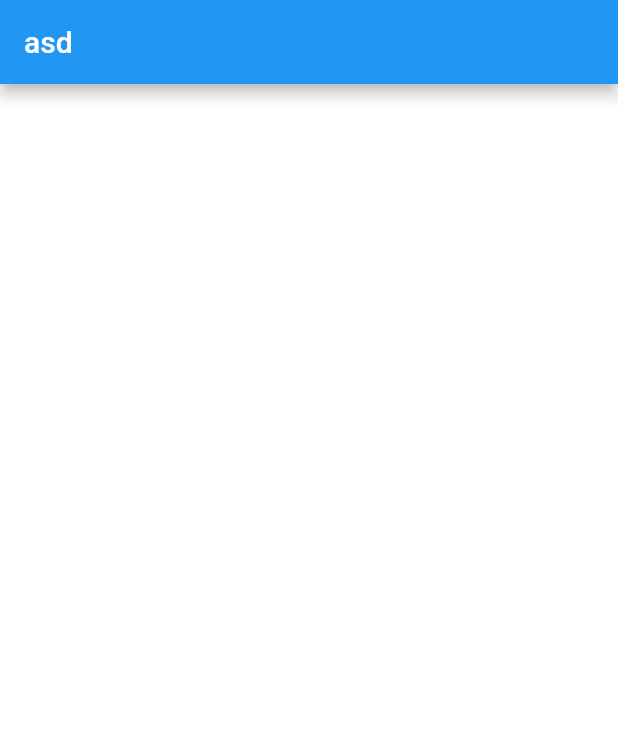
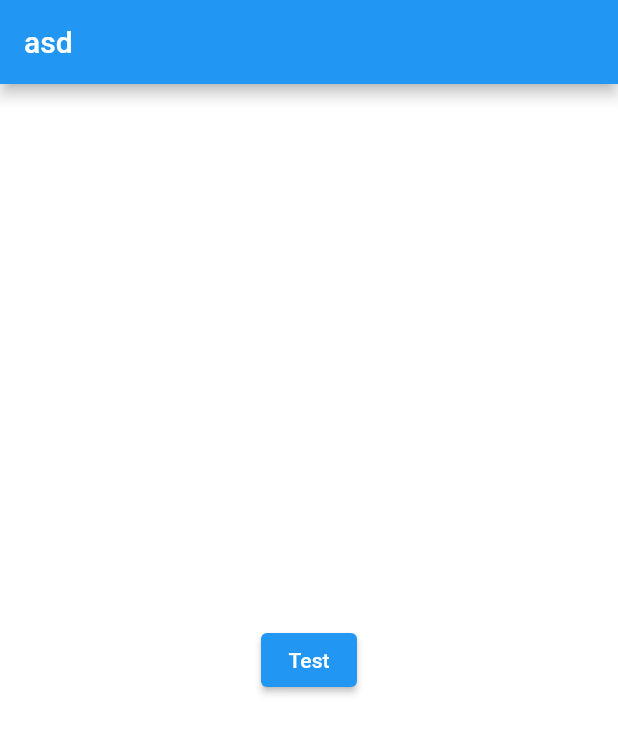
Before and after one commit to karim3487/mobile_app, a Flutter app: the screen it shows after launch, on a phone screen of 412 x 824 dp. Shown: the top 734 px of the screen. Run offline on Flutter 3.47's test engine with Material 2 defaults, Android fonts, the phone set to English and light mode, and no system bars; our stand-ins replace get, get_it, mobx; generated files the repository leaves out were written again; network calls fail.

```diff
--- a/lib/main.dart
+++ b/lib/main.dart
@@ -2,7 +2,10 @@ import 'package:flutter/material.dart';
 import 'package:get/get_navigation/src/root/get_material_app.dart';
 import 'package:mobile_app/pages/home_page.dart';
 
+import 'di/locator.dart';
+
 void main() {
+  setup();
   runApp(const MobileApp());
 }
 
--- a/lib/pages/ads_list.dart
+++ b/lib/pages/ads_list.dart
@@ -1,4 +1,7 @@
-import 'package:flutter/cupertino.dart';
+import 'package:flutter/material.dart';
+import 'package:mobile_app/stores/ad_store.dart';
+
+import '../di/locator.dart';
 
 class AdsList extends StatefulWidget {
   const AdsList({super.key});
@@ -8,8 +11,29 @@ class AdsList extends StatefulWidget {
 }
 
 class _AdsListState extends State<AdsList> {
+  final _adStore = getIt.get<AdStore>();
+
+  @override
+  void initState() {
+    getAds();
+    super.initState();
+  }
+
+  Future<void> getAds() async {
+    await _adStore.getAds();
+  }
+
   @override
   Widget build(BuildContext context) {
-    return Container();
+    return Container(
+      child: Center(
+          child: ElevatedButton(
+        onPressed: () {
+          getAds();
+        },
+        child: Text("Test"),
+      )),
+    );
+    ;
   }
 }
```
Also changed, not shown: lib/data/models/ad.dart (+4 -4 lines), lib/data/network/apis/ads/ad_api.dart (+4 -3 lines).
